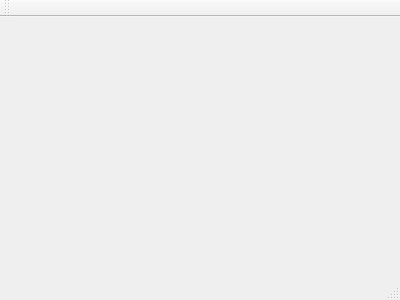
This is mainwindow.ui in diabeticus95/inzynierka as Qt 5 draws it before an edit. The edited form follows.
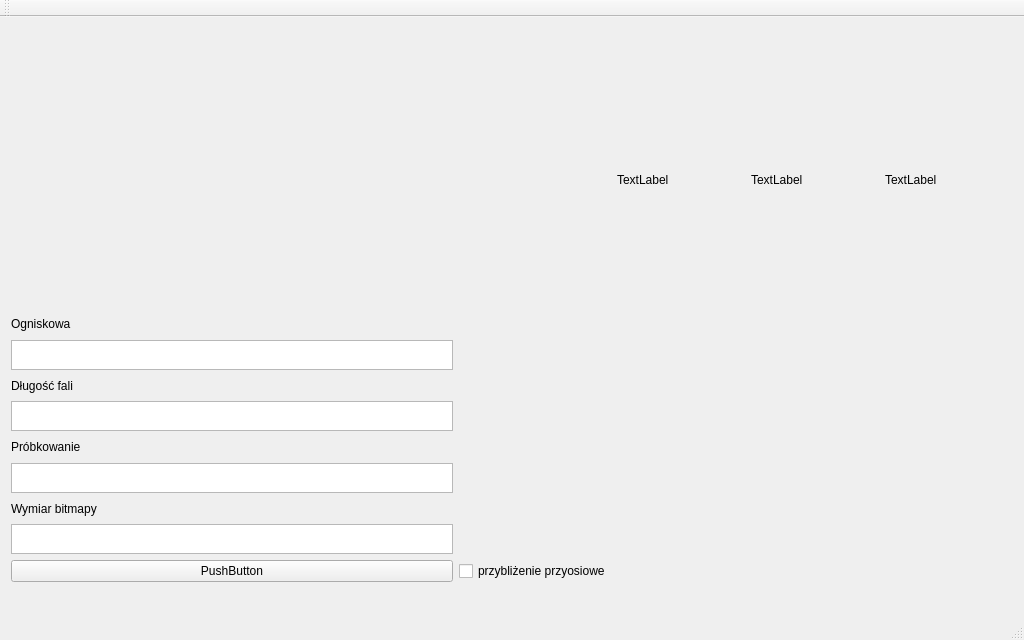
This is the edited form. Icons and pictures are not drawn.

```diff
--- a/mainwindow.ui
+++ b/mainwindow.ui
@@ -1,24 +1,256 @@
 <ui version="4.0">
  <class>MainWindow</class>
- <widget class="QMainWindow" name="MainWindow" >
-  <property name="geometry" >
+ <widget class="QMainWindow" name="MainWindow">
+  <property name="geometry">
    <rect>
     <x>0</x>
     <y>0</y>
-    <width>400</width>
-    <height>300</height>
+    <width>1024</width>
+    <height>640</height>
    </rect>
   </property>
-  <property name="windowTitle" >
-   <string>MainWindow</string>
+  <property name="minimumSize">
+   <size>
+    <width>512</width>
+    <height>320</height>
+   </size>
   </property>
-  <widget class="QMenuBar" name="menuBar" />
-  <widget class="QToolBar" name="mainToolBar" />
-  <widget class="QWidget" name="centralWidget" />
-  <widget class="QStatusBar" name="statusBar" />
+  <property name="windowTitle">
+   <string>LensField</string>
+  </property>
+  <widget class="QWidget" name="centralWidget">
+   <property name="minimumSize">
+    <size>
+     <width>400</width>
+     <height>0</height>
+    </size>
+   </property>
+   <layout class="QGridLayout" name="gridLayout_2">
+    <item row="0" column="0">
+     <layout class="QGridLayout" name="gridLayout">
+      <item row="0" column="2">
+       <widget class="QLabel" name="label_MergePic">
+        <property name="minimumSize">
+         <size>
+          <width>128</width>
+          <height>128</height>
+         </size>
+        </property>
+        <property name="maximumSize">
+         <size>
+          <width>256</width>
+          <height>256</height>
+         </size>
+        </property>
+        <property name="text">
+         <string>TextLabel</string>
+        </property>
+       </widget>
+      </item>
+      <item row="0" column="1">
+       <widget class="QLabel" name="label_ZernPic">
+        <property name="minimumSize">
+         <size>
+          <width>128</width>
+          <height>128</height>
+         </size>
+        </property>
+        <property name="maximumSize">
+         <size>
+          <width>256</width>
+          <height>256</height>
+         </size>
+        </property>
+        <property name="text">
+         <string>TextLabel</string>
+        </property>
+       </widget>
+      </item>
+      <item row="0" column="3">
+       <widget class="QLabel" name="label_PSFPic">
+        <property name="minimumSize">
+         <size>
+          <width>128</width>
+          <height>128</height>
+         </size>
+        </property>
+        <property name="maximumSize">
+         <size>
+          <width>256</width>
+          <height>256</height>
+         </size>
+        </property>
+        <property name="text">
+         <string>TextLabel</string>
+        </property>
+       </widget>
+      </item>
+      <item row="1" column="0">
+       <layout class="QGridLayout" name="gridLayout_3">
+        <property name="sizeConstraint">
+         <enum>QLayout::SetDefaultConstraint</enum>
+        </property>
+        <item row="8" column="0">
+         <widget class="QTextEdit" name="textEdit_size">
+          <property name="maximumSize">
+           <size>
+            <width>16777215</width>
+            <height>30</height>
+           </size>
+          </property>
+         </widget>
+        </item>
+        <item row="6" column="0">
+         <widget class="QTextEdit" name="textEdit_sampling">
+          <property name="maximumSize">
+           <size>
+            <width>16777215</width>
+            <height>30</height>
+           </size>
+          </property>
+         </widget>
+        </item>
+        <item row="4" column="0">
+         <widget class="QTextEdit" name="textEdit_lambda">
+          <property name="maximumSize">
+           <size>
+            <width>16777215</width>
+            <height>30</height>
+           </size>
+          </property>
+         </widget>
+        </item>
+        <item row="5" column="0">
+         <widget class="QLabel" name="label_sampling">
+          <property name="maximumSize">
+           <size>
+            <width>16777215</width>
+            <height>20</height>
+           </size>
+          </property>
+          <property name="text">
+           <string>Próbkowanie</string>
+          </property>
+         </widget>
+        </item>
+        <item row="9" column="0">
+         <widget class="QPushButton" name="button_genLens">
+          <property name="text">
+           <string>PushButton</string>
+          </property>
+         </widget>
+        </item>
+        <item row="2" column="0">
+         <widget class="QLabel" name="label_lambda">
+          <property name="maximumSize">
+           <size>
+            <width>16777215</width>
+            <height>20</height>
+           </size>
+          </property>
+          <property name="text">
+           <string>Długość fali</string>
+          </property>
+         </widget>
+        </item>
+        <item row="7" column="0">
+         <widget class="QLabel" name="label_size">
+          <property name="maximumSize">
+           <size>
+            <width>16777215</width>
+            <height>20</height>
+           </size>
+          </property>
+          <property name="text">
+           <string>Wymiar bitmapy</string>
+          </property>
+         </widget>
+        </item>
+        <item row="0" column="0">
+         <widget class="QLabel" name="label_ogniskowa">
+          <property name="sizePolicy">
+           <sizepolicy hsizetype="Preferred" vsizetype="Minimum">
+            <horstretch>0</horstretch>
+            <verstretch>0</verstretch>
+           </sizepolicy>
+          </property>
+          <property name="maximumSize">
+           <size>
+            <width>16777215</width>
+            <height>20</height>
+           </size>
+          </property>
+          <property name="text">
+           <string>Ogniskowa</string>
+          </property>
+         </widget>
+        </item>
+        <item row="9" column="1">
+         <widget class="QCheckBox" name="checkBox_paraxial">
+          <property name="text">
+           <string>przybliżenie przyosiowe</string>
+          </property>
+         </widget>
+        </item>
+        <item row="1" column="0">
+         <widget class="QTextEdit" name="textEdit_ogniskowa">
+          <property name="maximumSize">
+           <size>
+            <width>16777215</width>
+            <height>30</height>
+           </size>
+          </property>
+         </widget>
+        </item>
+       </layout>
+      </item>
+      <item row="0" column="0">
+       <widget class="QLabel" name="label_LensPic">
+        <property name="minimumSize">
+         <size>
+          <width>128</width>
+          <height>128</height>
+         </size>
+        </property>
+        <property name="maximumSize">
+         <size>
+          <width>256</width>
+          <height>256</height>
+         </size>
+        </property>
+        <property name="text">
+         <string/>
+        </property>
+        <property name="pixmap">
+         <pixmap>../../inżynier/github/LensField/lensPSF.bmp</pixmap>
+        </property>
+       </widget>
+      </item>
+     </layout>
+    </item>
+   </layout>
+  </widget>
+  <widget class="QMenuBar" name="menuBar">
+   <property name="geometry">
+    <rect>
+     <x>0</x>
+     <y>0</y>
+     <width>1024</width>
+     <height>25</height>
+    </rect>
+   </property>
+  </widget>
+  <widget class="QToolBar" name="mainToolBar">
+   <attribute name="toolBarArea">
+    <enum>TopToolBarArea</enum>
+   </attribute>
+   <attribute name="toolBarBreak">
+    <bool>false</bool>
+   </attribute>
+  </widget>
+  <widget class="QStatusBar" name="statusBar"/>
  </widget>
- <layoutDefault spacing="6" margin="11" />
- <pixmapfunction></pixmapfunction>
+ <layoutdefault spacing="6" margin="11"/>
  <resources/>
  <connections/>
 </ui>
```
Left out of the diff: 1 changed line with no effect on the pictures.
